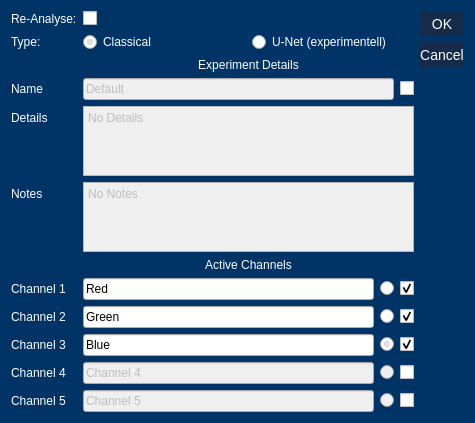
The window that gui/definitions/analysis_settings_dialog.ui (SilMon/NucDetect) describes before a commit, drawn with Qt 5.
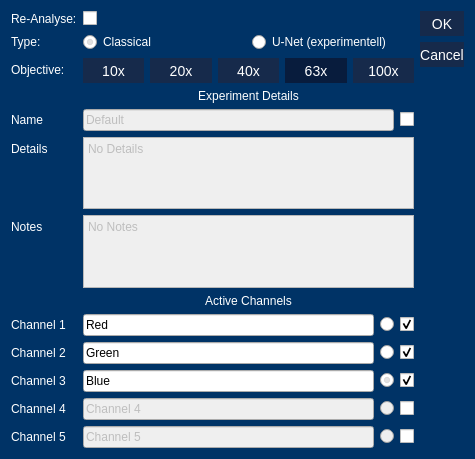
The same window after the commit.

```diff
--- a/gui/definitions/analysis_settings_dialog.ui
+++ b/gui/definitions/analysis_settings_dialog.ui
@@ -7,7 +7,7 @@
     <x>0</x>
     <y>0</y>
     <width>475</width>
-    <height>382</height>
+    <height>459</height>
    </rect>
   </property>
   <property name="windowTitle">
@@ -29,6 +29,10 @@
 	color: White;
 }
 
+QPushButton:checked{
+	background-color: rgba(8, 28, 61, 255);
+}
+
 QPushButton:hover{
 	background-color:  rgba(15, 35, 68 , 255);
 }
@@ -71,21 +75,21 @@
   <layout class="QHBoxLayout" name="horizontalLayout">
    <item>
     <layout class="QFormLayout" name="formLayout">
-     <item row="3" column="0">
+     <item row="4" column="0">
       <widget class="QLabel" name="label">
        <property name="text">
         <string>Name</string>
        </property>
       </widget>
      </item>
-     <item row="8" column="0">
+     <item row="9" column="0">
       <widget class="QLabel" name="label_2">
        <property name="text">
         <string>Channel 1</string>
        </property>
       </widget>
      </item>
-     <item row="8" column="1">
+     <item row="9" column="1">
       <layout class="QHBoxLayout" name="horizontalLayout_2">
        <item>
         <widget class="QLineEdit" name="le_one">
@@ -125,14 +129,14 @@
        </item>
       </layout>
      </item>
-     <item row="9" column="0">
+     <item row="10" column="0">
       <widget class="QLabel" name="label_3">
        <property name="text">
         <string>Channel 2</string>
        </property>
       </widget>
      </item>
-     <item row="9" column="1">
+     <item row="10" column="1">
       <layout class="QHBoxLayout" name="horizontalLayout_3">
        <item>
         <widget class="QLineEdit" name="le_two">
@@ -175,14 +179,14 @@
        </item>
       </layout>
      </item>
-     <item row="10" column="0">
+     <item row="11" column="0">
       <widget class="QLabel" name="label_4">
        <property name="text">
         <string>Channel 3</string>
        </property>
       </widget>
      </item>
-     <item row="10" column="1">
+     <item row="11" column="1">
       <layout class="QHBoxLayout" name="horizontalLayout_4">
        <item>
         <widget class="QLineEdit" name="le_three">
@@ -225,14 +229,14 @@
        </item>
       </layout>
      </item>
-     <item row="11" column="0">
+     <item row="12" column="0">
       <widget class="QLabel" name="label_5">
        <property name="text">
         <string>Channel 4</string>
        </property>
       </widget>
      </item>
-     <item row="11" column="1">
+     <item row="12" column="1">
       <layout class="QHBoxLayout" name="horizontalLayout_5">
        <item>
         <widget class="QLineEdit" name="le_four">
@@ -275,14 +279,14 @@
        </item>
       </layout>
      </item>
-     <item row="12" column="0">
+     <item row="13" column="0">
       <widget class="QLabel" name="label_6">
        <property name="text">
         <string>Channel 5</string>
        </property>
       </widget>
      </item>
-     <item row="12" column="1">
+     <item row="13" column="1">
       <layout class="QHBoxLayout" name="horizontalLayout_6">
        <item>
         <widget class="QLineEdit" name="le_five">
@@ -325,7 +329,7 @@
        </item>
       </layout>
      </item>
-     <item row="6" column="1">
+     <item row="7" column="1">
       <widget class="QLabel" name="label_7">
        <property name="text">
         <string>Active Channels</string>
@@ -335,21 +339,21 @@
        </property>
       </widget>
      </item>
-     <item row="6" column="0">
+     <item row="7" column="0">
       <widget class="Line" name="line">
        <property name="orientation">
         <enum>Qt::Horizontal</enum>
        </property>
       </widget>
      </item>
-     <item row="4" column="0">
+     <item row="5" column="0">
       <widget class="QLabel" name="label_8">
        <property name="text">
         <string>Details</string>
        </property>
       </widget>
      </item>
-     <item row="4" column="1">
+     <item row="5" column="1">
       <widget class="QPlainTextEdit" name="pte_details">
        <property name="enabled">
         <bool>false</bool>
@@ -362,7 +366,7 @@
        </property>
       </widget>
      </item>
-     <item row="2" column="1">
+     <item row="3" column="1">
       <widget class="QLabel" name="label_9">
        <property name="text">
         <string>Experiment Details</string>
@@ -372,7 +376,7 @@
        </property>
       </widget>
      </item>
-     <item row="3" column="1">
+     <item row="4" column="1">
       <layout class="QHBoxLayout" name="horizontalLayout_7">
        <item>
         <widget class="QLineEdit" name="le_name">
@@ -399,14 +403,14 @@
        </item>
       </layout>
      </item>
-     <item row="5" column="0">
+     <item row="6" column="0">
       <widget class="QLabel" name="label_10">
        <property name="text">
         <string>Notes</string>
        </property>
       </widget>
      </item>
-     <item row="5" column="1">
+     <item row="6" column="1">
       <layout class="QHBoxLayout" name="horizontalLayout_8">
        <item>
         <widget class="QPlainTextEdit" name="pte_notes">
@@ -480,6 +484,106 @@
        </property>
       </widget>
      </item>
+     <item row="2" column="1">
+      <layout class="QHBoxLayout" name="horizontalLayout_10">
+       <item>
+        <widget class="QPushButton" name="btn_10x">
+         <property name="toolTip">
+          <string>10x Objective</string>
+         </property>
+         <property name="text">
+          <string>10x</string>
+         </property>
+         <property name="checkable">
+          <bool>true</bool>
+         </property>
+         <attribute name="buttonGroup">
+          <string notr="true">objective_selection_group</string>
+         </attribute>
+        </widget>
+       </item>
+       <item>
+        <widget class="QPushButton" name="btn_20x">
+         <property name="toolTip">
+          <string>20x Objective</string>
+         </property>
+         <property name="text">
+          <string>20x</string>
+         </property>
+         <property name="checkable">
+          <bool>true</bool>
+         </property>
+         <attribute name="buttonGroup">
+          <string notr="true">objective_selection_group</string>
+         </attribute>
+        </widget>
+       </item>
+       <item>
+        <widget class="QPushButton" name="btn_40x">
+         <property name="toolTip">
+          <string>40x Objective</string>
+         </property>
+         <property name="text">
+          <string>40x</string>
+         </property>
+         <property name="checkable">
+          <bool>true</bool>
+         </property>
+         <property name="checked">
+          <bool>false</bool>
+         </property>
+         <attribute name="buttonGroup">
+          <string notr="true">objective_selection_group</string>
+         </attribute>
+        </widget>
+       </item>
+       <item>
+        <widget class="QPushButton" name="btn_63x">
+         <property name="toolTip">
+          <string>63x Objective</string>
+         </property>
+         <property name="text">
+          <string>63x</string>
+         </property>
+         <property name="checkable">
+          <bool>true</bool>
+         </property>
+         <property name="checked">
+          <bool>true</bool>
+         </property>
+         <attribute name="buttonGroup">
+          <string notr="true">objective_selection_group</string>
+         </attribute>
+        </widget>
+       </item>
+       <item>
+        <widget class="QPushButton" name="btn_100x">
+         <property name="toolTip">
+          <string>100x Objective</string>
+         </property>
+         <property name="text">
+          <string>100x</string>
+         </property>
+         <property name="checkable">
+          <bool>true</bool>
+         </property>
+         <attribute name="buttonGroup">
+          <string notr="true">objective_selection_group</string>
+         </attribute>
+        </widget>
+       </item>
+      </layout>
+     </item>
+     <item row="2" column="0">
+      <widget class="QLabel" name="label_12">
+       <property name="toolTip">
+        <string>Determines the detection boundaries of the analysis. Standard: 63x</string>
+       </property>
+       <property name="text">
+        <string>Objective:</string>
+       </property>
+      </widget>
+     </item>
     </layout>
    </item>
    <item>
```
Left out of the diff: 1 changed line with no effect on the pictures.
